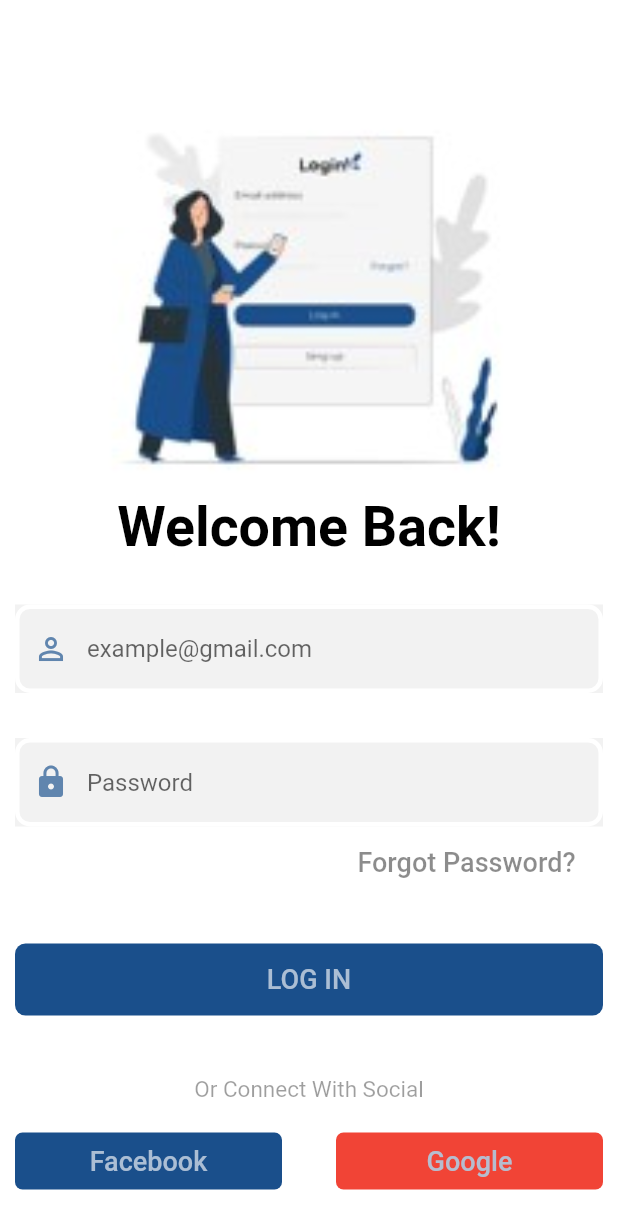
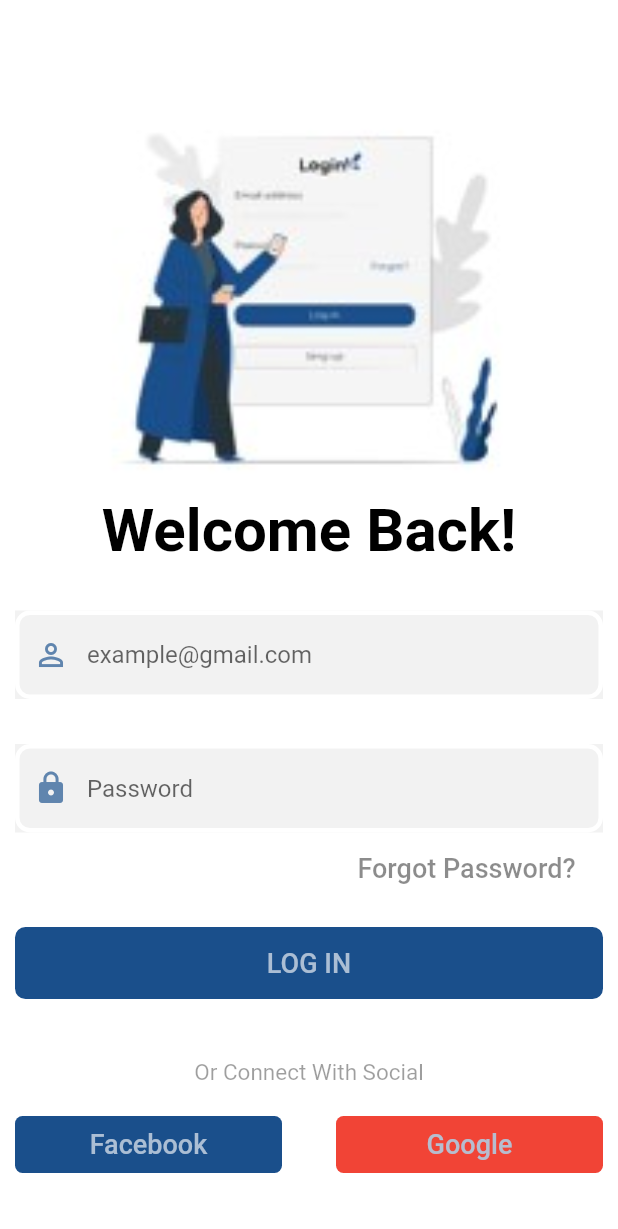
Before and after one commit to AsifNinjaWeavers/Assesment-1, a Flutter app: the screen it shows after launch, on a phone screen of 412 x 824 dp. Shown: the top 1229 px of the screen. Run offline on Flutter 3.47's test engine with Material 2 defaults, Android fonts, the phone set to English and light mode, and no system bars; network calls fail.

Commit message:
Added login and reset page

```diff
--- a/lib/forgetpage.dart
+++ b/lib/forgetpage.dart
@@ -1,5 +1,4 @@
 import 'package:asses1/loginpage.dart';
-import 'package:flutter/cupertino.dart';
 import 'package:flutter/material.dart';
 
 class ForgetPage extends StatelessWidget {
@@ -7,11 +6,10 @@ class ForgetPage extends StatelessWidget {
 
   @override
   Widget build(BuildContext context) {
-    // TODO: implement build
     return Scaffold(
         backgroundColor: Colors.white,
         body: Padding(
-          padding: EdgeInsets.symmetric(horizontal: 10, vertical: 70),
+          padding: const EdgeInsets.symmetric(horizontal: 10, vertical: 70),
           child: SingleChildScrollView(
             child: Column(
               children: [
@@ -37,44 +35,31 @@ class ForgetPage extends StatelessWidget {
                   height: 30,
                 ),
                 Container(
-                  color: Color(0xff1f1f1f1),
+                  // ignore: use_full_hex_values_for_flutter_colors
+                  color: const Color(0xff1f1f1f1),
                   child: TextField(
-                    style: TextStyle(color: Color(0xff6085ae)),
+                    style: const TextStyle(color: Color(0xff6085ae)),
                     decoration: InputDecoration(
                         // color: Color(col),
                         enabledBorder: OutlineInputBorder(
                           borderRadius: BorderRadius.circular(10),
-                          borderSide: BorderSide(
+                          borderSide: const BorderSide(
                               color: Color.fromARGB(255, 255, 255, 255),
                               width: 3),
                         ),
-                        // labelText: lebel,
                         focusedBorder: OutlineInputBorder(
                           borderRadius: BorderRadius.circular(10),
-                          borderSide:
-                              BorderSide(color: Color(0xff6085ae), width: 3),
+                          borderSide: const BorderSide(
+                              color: Color(0xff6085ae), width: 3),
                         ),
                         hintText: 'example@gmail.com',
-                        // hintStyle: hintStylecolor:Color(0xff1406c9e),
                         prefixIcon: const Icon(
                           Icons.person_outline,
                           color: Color(0xff6085ae),
                         ),
-                        // fillColor: Colors.yellow,
                         hoverColor: Colors.blue),
                   ),
                 ),
-                // const TextField(
-                //   decoration: InputDecoration(
-                //     border: OutlineInputBorder(),
-                //     // labelText: 'Email',
-                //     hintText: 'example@gmail.com',
-                //     prefixIcon: Icon(
-                //       Icons.person_outline,
-                //     ),
-                //     fillColor: Colors.yellow,
-                //   ),
-                // ),
                 const SizedBox(
                   height: 45,
                 ),
@@ -91,6 +76,7 @@ class ForgetPage extends StatelessWidget {
                     onPressed: () {},
                     child: const Text(
                       'RESET',
+                      // ignore: use_full_hex_values_for_flutter_colors
                       style: TextStyle(color: Color(0xff1b3c4d8), fontSize: 20),
                     ),
                   ),
--- a/lib/home.dart
+++ b/lib/home.dart
@@ -24,10 +24,10 @@ class Home extends StatelessWidget {
               Navigator.push(
                   context,
                   MaterialPageRoute(
-                    builder: (_) => LoginPage(),
+                    builder: (_) => const LoginPage(),
                   ));
             },
-            icon: Icon(
+            icon: const Icon(
               Icons.login,
               color: Colors.black,
             ),
@@ -37,10 +37,10 @@ class Home extends StatelessWidget {
               Navigator.push(
                   context,
                   MaterialPageRoute(
-                    builder: (_) => ForgetPage(),
+                    builder: (_) => const ForgetPage(),
                   ));
             },
-            icon: Icon(
+            icon: const Icon(
               Icons.login,
               color: Colors.black,
             ),
@@ -155,19 +155,19 @@ class Home extends StatelessWidget {
             const SizedBox(
               height: 10,
             ),
-            Container(
+            SizedBox(
               height: 200,
               width: 325,
               child: FutureBuilder(
                   future: a.getData(),
                   builder: (BuildContext context, AsyncSnapshot snapshot) {
                     if (snapshot.connectionState == ConnectionState.waiting) {
-                      return SizedBox(
+                      return const SizedBox(
                           height: 20,
                           width: 20,
-                          child: const CircularProgressIndicator());
+                          child: CircularProgressIndicator());
                     } else if (!snapshot.hasData) {
-                      return Container(
+                      return const SizedBox(
                         height: 20,
                         width: 40,
                         child: Text('Data Not Exist'),
@@ -241,7 +241,7 @@ class MenuNameWidget extends StatelessWidget {
 class MoreList extends StatelessWidget {
   final String name;
   final String img;
-  MoreList({
+  const MoreList({
     required this.name,
     required this.img,
     Key? key,
@@ -249,8 +249,7 @@ class MoreList extends StatelessWidget {
 
   @override
   Widget build(BuildContext context) {
-    return Container(
-      child: Column(
+    return Column(
       children: [
         GestureDetector(
           onTap: (() => Navigator.push(
@@ -275,14 +274,11 @@ class MoreList extends StatelessWidget {
           width: 160,
           child: Text(
             name,
-              style: TextStyle(
-                  color: Colors.black,
-                  fontSize: 15,
-                  fontWeight: FontWeight.bold),
+            style: const TextStyle(
+                color: Colors.black, fontSize: 15, fontWeight: FontWeight.bold),
           ),
         )
       ],
-      ),
     );
   }
 }
--- a/lib/loginpage.dart
+++ b/lib/loginpage.dart
@@ -1,6 +1,7 @@
+// ignore_for_file: use_full_hex_values_for_flutter_colors
+
 import 'package:asses1/forgetpage.dart';
 import 'package:asses1/home.dart';
-import 'package:flutter/cupertino.dart';
 import 'package:flutter/material.dart';
 
 class LoginPage extends StatelessWidget {
@@ -8,12 +9,11 @@ class LoginPage extends StatelessWidget {
 
   @override
   Widget build(BuildContext context) {
-    // TODO: implement build
     return Scaffold(
         backgroundColor: Colors.white,
         body: SingleChildScrollView(
           child: Padding(
-            padding: EdgeInsets.symmetric(horizontal: 10, vertical: 70),
+            padding: const EdgeInsets.symmetric(horizontal: 10, vertical: 70),
             child: Column(
               children: [
                 Container(
@@ -33,71 +33,23 @@ class LoginPage extends StatelessWidget {
                   style: TextStyle(
                       color: Colors.black,
                       fontWeight: FontWeight.bold,
-                      fontSize: 37),
+                      fontSize: 40),
                 ),
                 const SizedBox(
                   height: 30,
                 ),
-                Container(
-                  color: const Color(0xff1f1f1f1),
-                  child: TextField(
-                    style: TextStyle(color: Color(0xff6085ae)),
-                    decoration: InputDecoration(
-                        // color: Color(col),
-
-                        enabledBorder: OutlineInputBorder(
-                          borderRadius: BorderRadius.circular(10),
-                          borderSide: const BorderSide(
-                              color: Color.fromARGB(255, 255, 255, 255),
-                              width: 3),
-                        ),
-                        // labelText: lebel,
-                        focusedBorder: OutlineInputBorder(
-                          borderRadius: BorderRadius.circular(10),
-                          borderSide: const BorderSide(
-                              color: Color(0xff6085ae), width: 3),
-                        ),
-                        hintText: 'example@gmail.com',
-                        prefixIcon: const Icon(
-                          Icons.person_outline,
-                          color: Color(0xff6085ae),
-                        ),
-                        // fillColor: Colors.yellow,
-                        hoverColor: Colors.black),
-                  ),
+                const InputField(
+                  example: 'example@gmail.com',
+                  // lebel: 'Email',
+                  icon: Icons.person_outline,
                 ),
                 const SizedBox(
                   height: 30,
                 ),
-                Container(
-                  color: const Color(0xff1f1f1f1),
-                  child: TextField(
-                    style: const TextStyle(color: Color(0xff6085ae)),
-                    decoration: InputDecoration(
-                        // color: Color(col),
-
-                        enabledBorder: OutlineInputBorder(
-                          borderRadius: BorderRadius.circular(10),
-                          borderSide: const BorderSide(
-                              color: Color.fromARGB(255, 255, 255, 255),
-                              width: 3),
-                        ),
-                        // labelText: lebel,
-                        focusedBorder: OutlineInputBorder(
-                          borderRadius: BorderRadius.circular(10),
-                          borderSide: const BorderSide(
-                              color: Color(0xff6085ae), width: 3),
-                        ),
-                        hintText: 'Password',
-
-                        // hintStyle: hintStylecolor:Color(0xff1406c9e),
-                        prefixIcon: const Icon(
-                          Icons.lock,
-                          color: Color(0xff6085ae),
-                        ),
-                        // fillColor: Colors.yellow,
-                        hoverColor: Colors.black),
-                  ),
+                const InputField(
+                  example: 'Password',
+                  // lebel: 'Password',
+                  icon: Icons.lock,
                 ),
                 Padding(
                   padding: const EdgeInsets.fromLTRB(210, 0, 0, 0),
@@ -106,7 +58,7 @@ class LoginPage extends StatelessWidget {
                       Navigator.push(
                           context,
                           MaterialPageRoute(
-                            builder: (_) => ForgetPage(),
+                            builder: (_) => const ForgetPage(),
                           ));
                     }),
                     child: const Text(
@@ -116,7 +68,7 @@ class LoginPage extends StatelessWidget {
                   ),
                 ),
                 const SizedBox(
-                  height: 30,
+                  height: 15,
                 ),
                 Container(
                   width: 500,
@@ -152,40 +104,14 @@ class LoginPage extends StatelessWidget {
                 ),
                 Row(
                   mainAxisAlignment: MainAxisAlignment.spaceBetween,
-                  children: [
-                    Container(
-                      height: 38,
-                      width: 178,
-                      decoration: const BoxDecoration(
-                        color: Color(0xff1a4f8b),
-                        borderRadius: BorderRadius.all(
-                          Radius.circular(5),
-                        ),
-                      ),
-                      child: TextButton(
-                          onPressed: () {},
-                          child: const Text(
-                            'Facebook',
-                            style: TextStyle(
-                                color: Color(0xff1b3c4d8), fontSize: 18),
-                          )),
+                  children: const [
+                    SocialButton(
+                      text: 'Facebook',
+                      col: 0xff1a4f8b,
                     ),
-                    Container(
-                      height: 38,
-                      width: 178,
-                      decoration: const BoxDecoration(
-                        color: Color(0xfff14436),
-                        borderRadius: BorderRadius.all(
-                          Radius.circular(5),
-                        ),
-                      ),
-                      child: TextButton(
-                          onPressed: () {},
-                          child: const Text(
-                            'Google',
-                            style: TextStyle(
-                                color: Color(0xff1b3c4d8), fontSize: 18),
-                          )),
+                    SocialButton(
+                      text: 'Google',
+                      col: 0xfff14436,
                     ),
                   ],
                 )
@@ -196,32 +122,77 @@ class LoginPage extends StatelessWidget {
   }
 }
 
-// class SocialButton extends StatelessWidget {
-//   final String text;
-//   final int col;
-//   SocialButton({
-//     required this.text,
-//     required this.col,
-//     Key? key,
-//   }) : super(key: key);
+class SocialButton extends StatelessWidget {
+  final String text;
+  final int col;
+  const SocialButton({
+    required this.text,
+    required this.col,
+    Key? key,
+  }) : super(key: key);
 
-//   @override
-//   Widget build(BuildContext context) {
-//     return Container(
-//       height: 38,
-//       width: 178,
-//       decoration: BoxDecoration(
-//         color: Color(col),
-//         borderRadius: BorderRadius.all(
-//           Radius.circular(5),
-//         ),
-//       ),
-//       child: TextButton(
-//           onPressed: () {},
-//           child: Text(
-//             text,
-//             style: TextStyle(color: Color(0xff1b3c4d8), fontSize: 18),
-//           )),
-//     );
-//   }
-// }
+  @override
+  Widget build(BuildContext context) {
+    return Container(
+      height: 38,
+      width: 178,
+      decoration: BoxDecoration(
+        color: Color(col),
+        borderRadius: const BorderRadius.all(
+          Radius.circular(5),
+        ),
+      ),
+      child: TextButton(
+          onPressed: () {},
+          child: Text(
+            text,
+            style: const TextStyle(color: Color(0xff1b3c4d8), fontSize: 18),
+          )),
+    );
+  }
+}
+
+class InputField extends StatelessWidget {
+  // final String lebel;
+  final String example;
+  final IconData icon;
+
+  const InputField({
+    required this.example,
+    required this.icon,
+    // required this.lebel,
+    Key? key,
+  }) : super(key: key);
+
+  @override
+  Widget build(BuildContext context) {
+    return Container(
+      color: const Color(0xff1f1f1f1),
+      child: TextField(
+        style: const TextStyle(color: Color(0xff6085ae)),
+        decoration: InputDecoration(
+            // color: Color(col),
+
+            enabledBorder: OutlineInputBorder(
+              borderRadius: BorderRadius.circular(10),
+              borderSide: const BorderSide(
+                  color: Color.fromARGB(255, 255, 255, 255), width: 3),
+            ),
+            // labelText: lebel,
+            focusedBorder: OutlineInputBorder(
+              borderRadius: BorderRadius.circular(10),
+              borderSide: const BorderSide(color: Color(0xff6085ae), width: 3),
+            ),
+            hintText: example,
+
+            // hintStyle: hintStylecolor:Color(0xff1406c9e),
+            prefixIcon: Icon(
+              icon,
+              color: const Color(0xff6085ae),
+            ),
+            // fillColor: Colors.yellow,
+            hoverColor: Colors.black),
+      ),
+    );
+  }
+}
--- a/lib/main.dart
+++ b/lib/main.dart
@@ -1,5 +1,4 @@
 import 'package:asses1/api.dart';
-import 'package:asses1/home.dart';
 import 'package:asses1/loginpage.dart';
 import 'package:flutter/material.dart';
 
@@ -9,25 +8,12 @@ void main() {
 
 class MyApp extends StatelessWidget {
   const MyApp({super.key});
-
-  // This widget is the root of your application.
   @override
   Widget build(BuildContext context) {
     return MaterialApp(
       color: Colors.white,
       title: 'Flutter Demo',
-      theme: ThemeData(
-          // This is the theme of your application.
-          //
-          // Try running your application with "flutter run". You'll see the
-          // application has a blue toolbar. Then, without quitting the app, try
-          // changing the primarySwatch below to Colors.green and then invoke
-          // "hot reload" (press "r" in the console where you ran "flutter run",
-          // or simply save your changes to "hot reload" in a Flutter IDE).
-          // Notice that the counter didn't reset back to zero; the application
-          // is not restarted.
-
-          ),
+      theme: ThemeData(),
       home: const MyHomePage(title: 'Flutter Demo Home Page'),
     );
   }
@@ -36,15 +22,6 @@ class MyApp extends StatelessWidget {
 class MyHomePage extends StatefulWidget {
   const MyHomePage({super.key, required this.title});
 
-  // This widget is the home page of your application. It is stateful, meaning
-  // that it has a State object (defined below) that contains fields that affect
-  // how it looks.
-
-  // This class is the configuration for the state. It holds the values (in this
-  // case the title) provided by the parent (in this case the App widget) and
-  // used by the build method of the State. Fields in a Widget subclass are
-  // always marked "final".
-
   final String title;
 
   @override
@@ -52,6 +29,7 @@ class MyHomePage extends StatefulWidget {
 }
 
 class _MyHomePageState extends State<MyHomePage> {
+  // ignore: unused_field
   int _counter = 0;
   final Api api = Api();
   void _incrementCounter() {}
@@ -64,31 +42,10 @@ class _MyHomePageState extends State<MyHomePage> {
   callApi() async {
     await api.getData();
   }
-  // void _incrementCounter() {
-  //   setState(() {
-  //     // This call to setState tells the Flutter framework that something has
-  //     // changed in this State, which causes it to rerun the build method below
-  //     // so that the display can reflect the updated values. If we changed
-  //     // _counter without calling setState(), then the build method would not be
-  //     // called again, and so nothing would appear to happen.
-  //     _counter++;
-  //   });
-  // }
 
   @override
   Widget build(BuildContext context) {
-    // This method is rerun every time setState is called, for instance as done
-    // by the _incrementCounter method above.
-    //
-    // The Flutter framework has been optimized to make rerunning build methods
-    // fast, so that you can just rebuild anything that needs updating rather
-    // than having to individually change instances of widgets.
-    return const Scaffold(
-      // appBar: AppBar(
-      //   // Here we take the value from the MyHomePage object that was created by
-      //   // the App.build method, and use it to set our appbar title.
-      //   title: Text(widget.title),
-      // ),
+    return Scaffold(
       body: LoginPage(),
     );
   }
--- a/lib/view.dart
+++ b/lib/view.dart
@@ -6,7 +6,6 @@ class View extends StatelessWidget {
 
   @override
   Widget build(BuildContext context) {
-    // TODO: implement build
     return Scaffold(
       appBar: AppBar(
           backgroundColor: Colors.black,
```
Lines whose indentation alone changed are shown as unchanged.
